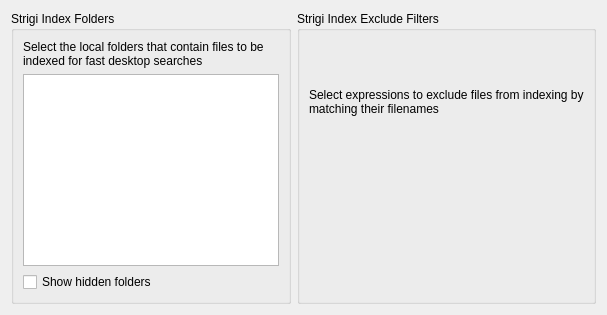
Qt form nepomuk/kcm/indexfolderselectionwidget.ui (KDE/kde-runtime) before a commit.
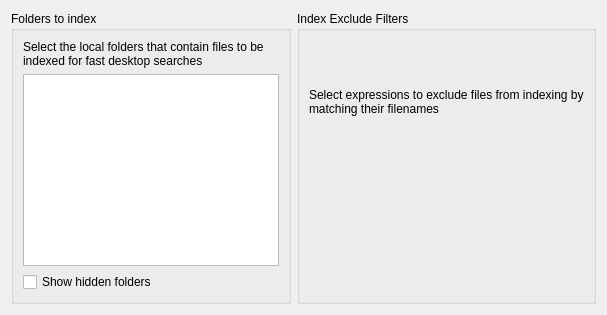
The same form after that commit. Custom widgets are drawn as their Qt base class.

Commit message:
Replaced the term "strigi" with "file indexer" everywhere.
The only exception is the config file so we do not loose folder
configurations and do not have to do tedious config migration.

```diff
--- a/nepomuk/kcm/indexfolderselectionwidget.ui
+++ b/nepomuk/kcm/indexfolderselectionwidget.ui
@@ -7,7 +7,7 @@
    <item>
     <widget class="QGroupBox" name="groupBox_3">
      <property name="title">
-      <string>Strigi Index Folders</string>
+      <string>Folders to index</string>
      </property>
      <layout class="QVBoxLayout" name="verticalLayout_3">
       <item>
@@ -39,7 +39,7 @@
    <item>
     <widget class="QGroupBox" name="groupBox">
      <property name="title">
-      <string>Strigi Index Exclude Filters</string>
+      <string>Index Exclude Filters</string>
      </property>
      <layout class="QVBoxLayout" name="verticalLayout">
       <item>
```
Left out of the diff: 2 changed lines with no effect on the pictures. The commit also changes 19 other files.
